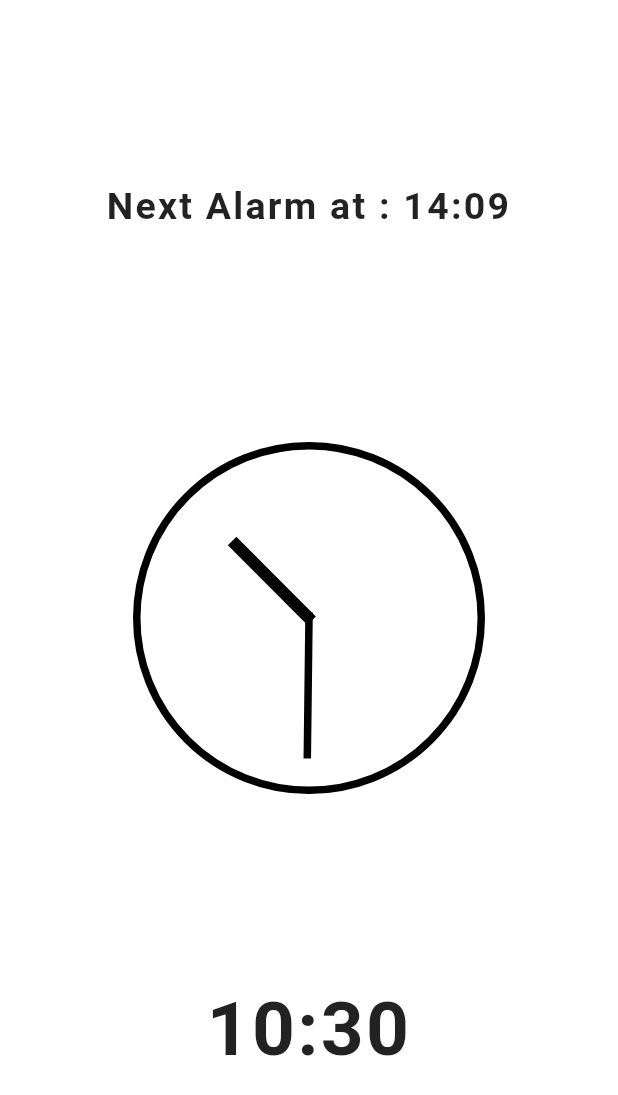
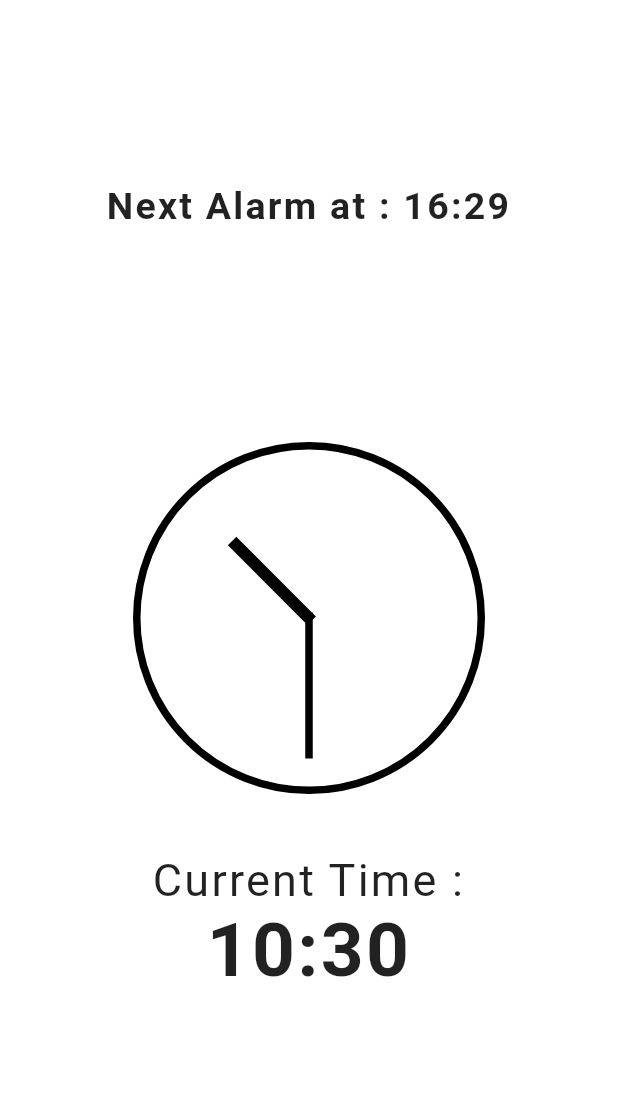
Before and after one commit to adhikagunadarma/simple-alarm-app, a Flutter app: the screen it shows after launch, on a phone screen of 412 x 824 dp. Shown: the top 1095 px of the screen. Run offline on Flutter 3.47's test engine with Material 2 defaults, Android fonts, the phone set to English and light mode, and no system bars.

Commit message:
gesture detector stating current time already working

```diff
--- a/lib/analog_clock.dart
+++ b/lib/analog_clock.dart
@@ -1,4 +1,3 @@
-
 import 'dart:async';
 
 import 'package:flutter/material.dart';
@@ -6,12 +5,12 @@ import 'package:flutter/semantics.dart';
 import 'package:intl/intl.dart';
 import 'package:vector_math/vector_math_64.dart' show radians;
 
-
 import 'hand.dart';
 
 /// Total distance traveled by a second or a minute hand, each second or minute,
 /// respectively.
 final radiansPerTick = radians(360 / 60);
+
 /// Total distance traveled by an hour hand, each hour, in radians.
 final radiansPerHour = radians(360 / 12);
 
@@ -24,20 +23,22 @@ class AnalogClock extends StatefulWidget {
 
 class _AnalogClockState extends State<AnalogClock> {
   var _now = DateTime.now();
-  var _alarm;
-  var _alarmRinging  = false;
+  var _alarmOff;
+  var _alarmTime;
   late Timer _timer;
 
   @override
   void initState() {
     super.initState();
     _updateTime();
-    var _alarmHour = 14;
-    var _alarmMinute = 09;
-    _alarm = new DateTime(_now.year, _now.month, _now.day, _alarmHour, _alarmMinute, 0, 0, 0);
+    var _alarmHour = 16;
+    var _alarmMinute = 29;
+    _alarmOff = false;
+    _alarmTime = new DateTime(
+        _now.year, _now.month, _now.day, _alarmHour, _alarmMinute, 0, 0, 0);
+
 
   }
-
 
   @override
   void dispose() {
@@ -45,13 +46,11 @@ class _AnalogClockState extends State<AnalogClock> {
     super.dispose();
   }
 
+  void _updateTime() {
 
-  void _updateTime() {
     setState(() {
-      _now = DateTime.now();
-
       _timer = Timer(
-        Duration(seconds: 1) - Duration(milliseconds: _now.millisecond),
+        Duration(seconds: 1),
         _updateTime,
       );
     });
@@ -59,7 +58,6 @@ class _AnalogClockState extends State<AnalogClock> {
 
   @override
   Widget build(BuildContext context) {
-
     final customTheme = Theme.of(context).brightness == Brightness.light
         ? Theme.of(context).copyWith(
             // Hour hand.
@@ -75,45 +73,113 @@ class _AnalogClockState extends State<AnalogClock> {
             backgroundColor: Colors.black,
           );
 
-    final time = DateFormat.Hm().format(DateTime.now());
-    final alarm = DateFormat.Hm().format(_alarm);
+    final time = DateFormat.Hm().format(_now);
+    final alarm = DateFormat.Hm().format(_alarmTime);
 
+    _showAlertDialog(BuildContext context) {
+
+      // set up the button
+      Widget offButton = TextButton(
+        child: Text("Turn Off"),
+        onPressed: () {
+          Navigator.of(context).pop(); // dismiss dialog
           setState(() {
-      if (time == alarm){
-          this._alarmRinging = true;
-      }
+            _alarmOff = true;
           });
 
+        },
+      );
+
+      // set up the AlertDialog
+      AlertDialog alert = AlertDialog(
+        title: Text("Alarm"),
+        content: Text("Alarm is Ringing!"),
+        actions: [
+          offButton,
+        ],
+      );
+
+      // show the dialog
+      showDialog(
+        context: context,
+        builder: (BuildContext context) {
+          return alert;
+        },
+      );
+    }
+
+    if(time == alarm && !_alarmOff){
+      print('RINGG!');
+
+      // _showAlertDialog(context);
+    }
     return MaterialApp(
-      title : "Simple Alarm Clock",
-      home : new Scaffold(
+
+      title: "Simple Alarm Clock",
+
+      home: new Scaffold(
         //Here you can set what ever background color you need.
         backgroundColor: customTheme.backgroundColor,
-        body:  Center(
+        body: Center(
           child: Column(
             children: [
               Flexible(
                 child: Padding(
                   padding: const EdgeInsets.all(20.0),
                   child: Center(
-                      child: Text('Next Alarm at : $alarm',
+                    child: Text(
+                      'Next Alarm at : $alarm',
                       textAlign: TextAlign.center,
                       style: TextStyle(
                         fontSize: 25.0,
                         fontWeight: FontWeight.bold,
                         letterSpacing: 1.5,
-                      ),),
+                      ),
+                    ),
                   ),
                 ),
               ),
               Expanded(
                 child: Padding(
                   padding: const EdgeInsets.all(20.0),
+                  child: GestureDetector(
+                    onPanUpdate: (details){
+                      if (details.delta.dx > 0){
+                        var changes = _now.minute + (details.delta.dx / 2.5);
+                        setState(() {
+                            _now = new DateTime(
+                                _now.year, _now.month, _now.day, _now.hour, changes.toInt(), _now.second, _now.millisecond, _now.microsecond);
+                            });
+                      }
+                      else{
+                        var changes = _now.minute + (details.delta.dx / 2.5);
+                        setState(() {
+                          _now = new DateTime(
+                              _now.year, _now.month, _now.day, _now.hour, changes.toInt(), _now.second, _now.millisecond, _now.microsecond);
+                        });
+                      }
+
+                      // if (details.delta.dy > 0){
+                      //   var changes = _now.hour + (details.delta.dy / 2.5);
+                      //   setState(() {
+                      //     _now = new DateTime(
+                      //         _now.year, _now.month, _now.day, changes.toInt(), _now.minute, _now.second, _now.millisecond, _now.microsecond);
+                      //   });
+                      // }
+                      // else{
+                      //   var changes = _now.hour + (details.delta.dy / 2.5);
+                      //   setState(() {
+                      //     _now = new DateTime(
+                      //         _now.year, _now.month, _now.day, changes.toInt(), _now.minute, _now.second, _now.millisecond, _now.microsecond);
+                      //   });
+                      // }
+                    },
                     child: Container(
                       decoration: new BoxDecoration(
                           color: customTheme.backgroundColor,
                           shape: BoxShape.circle,
-                          border: Border.all(color: customTheme.primaryColor, width: 5.0)),
+                          border: Border.all(
+                              color: customTheme.primaryColor, width: 5.0)),
 //        color: customTheme.backgroundColor,
                       child: Padding(
                         padding: const EdgeInsets.all(15.0),
@@ -161,23 +227,37 @@ class _AnalogClockState extends State<AnalogClock> {
                     ),
                   ),
                 ),
-                Expanded(child: Padding(
+              ),
+              Expanded(
+                child: Padding(
                   padding: const EdgeInsets.all(20.0),
                   child: Center(
-                    child: Text(time,
+                    child: Column(
+                      children: [ Text(
+                        'Current Time : ',
+                        textAlign: TextAlign.center,
+                        style: TextStyle(
+                          fontSize: 30.0,
+                          letterSpacing: 1.5,
+                        ),
+                      ),
+                        Text(
+                          time,
                           textAlign: TextAlign.center,
                           style: TextStyle(
                             fontSize: 50.0,
                             fontWeight: FontWeight.bold,
                             letterSpacing: 1.5,
-                    ),),
-
                           ),
-                ),)
+                        ),
                       ],
                     ),
                   ),
-
+                ),
+              )
+            ],
+          ),
+        ),
       ),
     );
   }
```
Lines whose indentation alone changed are shown as unchanged.
